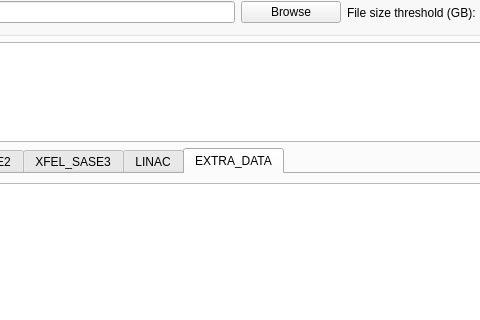
Above: gui/UIDAQ.ui from cgre23/XFEL-DAQ-Datastream-Parser before the change; both pictures show x 205 to 685 and y 103 to 423 of the 1331 by 698 pixel window. Below: the same form after it.
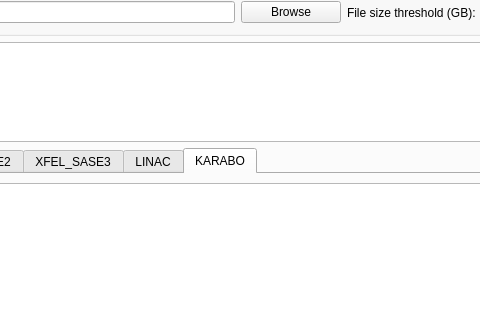
That is the form after the change.

```diff
--- a/gui/UIDAQ.ui
+++ b/gui/UIDAQ.ui
@@ -389,7 +389,7 @@
          </widget>
          <widget class="QWidget" name="tab_7">
           <attribute name="title">
-           <string>EXTRA_DATA</string>
+           <string>KARABO</string>
           </attribute>
           <layout class="QGridLayout" name="gridLayout_4">
            <item row="0" column="1">
```
